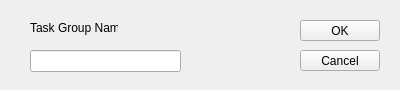
Qt form Teeam/addtaskgroupdialog.ui (lorenzo-arena/Teeam) before a commit.
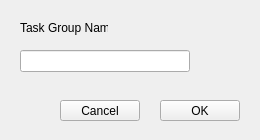
The same form after that commit.

Diff of the .ui file:
```diff
--- a/Teeam/addtaskgroupdialog.ui
+++ b/Teeam/addtaskgroupdialog.ui
@@ -6,8 +6,8 @@
    <rect>
     <x>0</x>
     <y>0</y>
-    <width>400</width>
-    <height>90</height>
+    <width>260</width>
+    <height>140</height>
    </rect>
   </property>
   <property name="windowTitle">
@@ -19,7 +19,7 @@
   <widget class="QLabel" name="label">
    <property name="geometry">
     <rect>
-     <x>30</x>
+     <x>20</x>
      <y>20</y>
      <width>88</width>
      <height>16</height>
@@ -32,8 +32,8 @@
   <widget class="QPushButton" name="buttonOk">
    <property name="geometry">
     <rect>
-     <x>300</x>
-     <y>20</y>
+     <x>160</x>
+     <y>100</y>
      <width>80</width>
      <height>21</height>
     </rect>
@@ -48,9 +48,9 @@
   <widget class="QLineEdit" name="lineEdit">
    <property name="geometry">
     <rect>
-     <x>30</x>
+     <x>20</x>
      <y>50</y>
-     <width>151</width>
+     <width>170</width>
      <height>22</height>
     </rect>
    </property>
@@ -58,8 +58,8 @@
   <widget class="QPushButton" name="buttonCancel">
    <property name="geometry">
     <rect>
-     <x>300</x>
-     <y>50</y>
+     <x>60</x>
+     <y>100</y>
      <width>80</width>
      <height>21</height>
     </rect>
```
